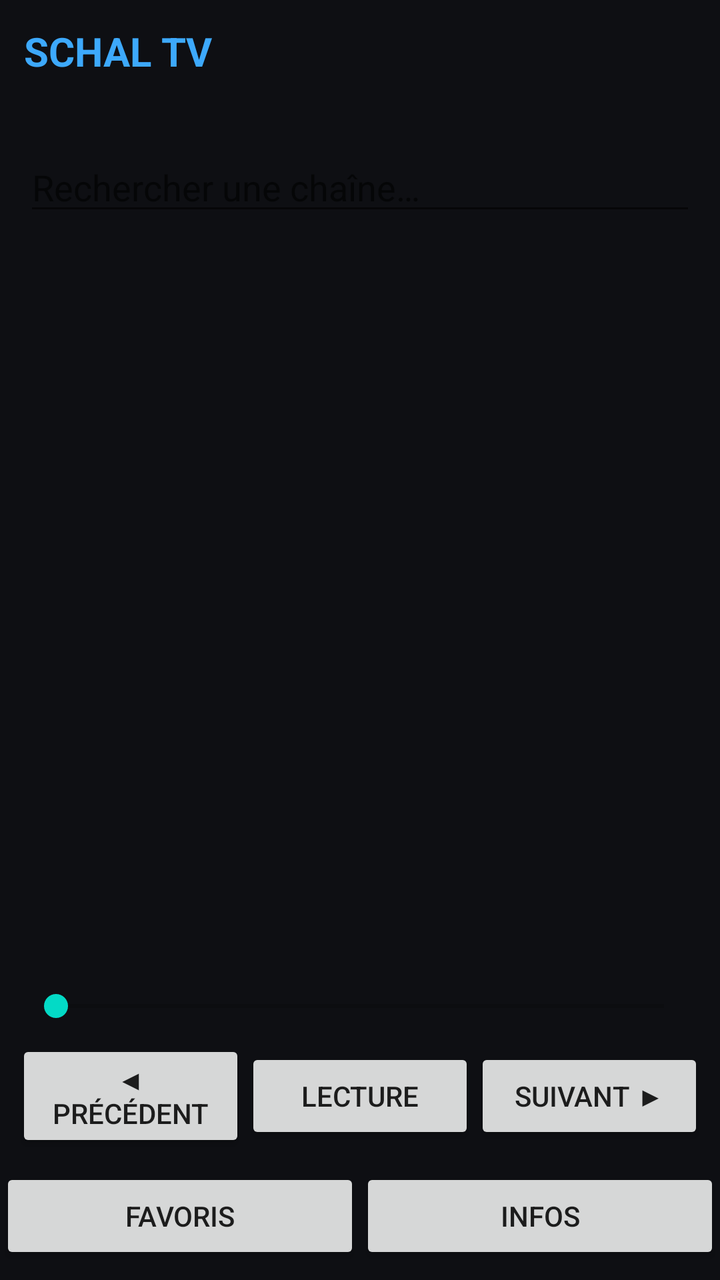
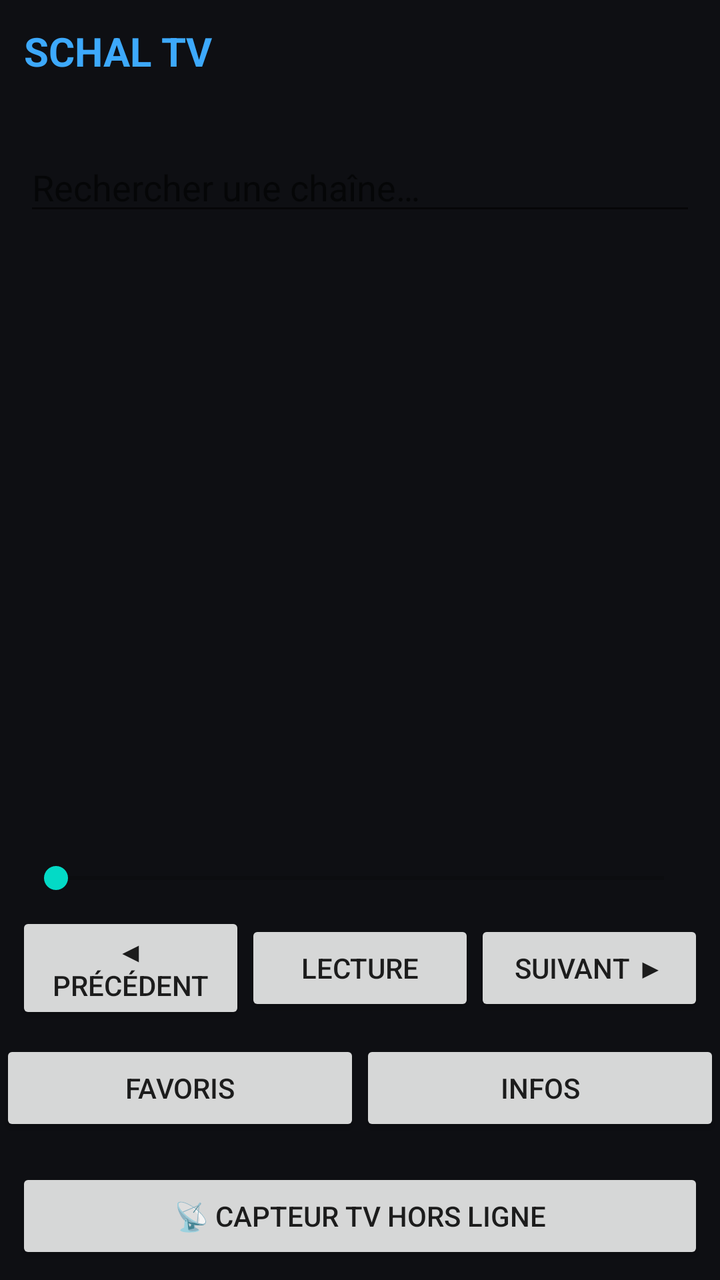

An Android layout rendered at two revisions. The XML below is the earlier revision; the diff shows what the commit changed to produce the second picture.
<!-- AndroidManifest.xml: application theme Theme.SchalTV -->
<!-- res/layout/activity_main.xml -->
<?xml version="1.0" encoding="utf-8"?>
<LinearLayout xmlns:android="http://schemas.android.com/apk/res/android"
    android:layout_width="match_parent"
    android:layout_height="match_parent"
    android:orientation="vertical"
    android:background="@color/schalBackground">

    <TextView
        android:id="@+id/appTitle"
        android:layout_width="wrap_content"
        android:layout_height="wrap_content"
        android:layout_margin="12dp"
        android:text="@string/app_name"
        android:textColor="@color/schalAccent"
        android:textSize="20sp"
        android:textStyle="bold" />

    <TextView
        android:id="@+id/textConnectivityBanner"
        android:layout_width="match_parent"
        android:layout_height="wrap_content"
        android:paddingHorizontal="12dp"
        android:paddingBottom="4dp"
        android:textColor="@color/schalMuted"
        android:textSize="12sp" />

    <EditText
        android:id="@+id/searchInput"
        android:layout_width="match_parent"
        android:layout_height="wrap_content"
        android:layout_marginHorizontal="12dp"
        android:hint="@string/search_hint"
        android:inputType="text"
        android:importantForAutofill="no" />

    <TextView
        android:id="@+id/textNoContent"
        android:layout_width="match_parent"
        android:layout_height="wrap_content"
        android:gravity="center"
        android:padding="24dp"
        android:textColor="@color/schalMuted"
        android:visibility="gone" />

    <androidx.recyclerview.widget.RecyclerView
        android:id="@+id/recyclerChannels"
        android:layout_width="match_parent"
        android:layout_height="0dp"
        android:layout_weight="1"
        android:paddingHorizontal="8dp" />

    <SeekBar
        android:id="@+id/volumeSeekBar"
        android:layout_width="match_parent"
        android:layout_height="wrap_content"
        android:layout_marginHorizontal="12dp"
        android:max="100" />

    <LinearLayout
        android:layout_width="match_parent"
        android:layout_height="wrap_content"
        android:orientation="horizontal"
        android:gravity="center"
        android:padding="8dp">

        <Button
            android:id="@+id/btnPrevChannel"
            android:layout_width="0dp"
            android:layout_height="wrap_content"
            android:layout_weight="1"
            android:text="@string/prev_channel" />

        <Button
            android:id="@+id/btnPlay"
            android:layout_width="0dp"
            android:layout_height="wrap_content"
            android:layout_weight="1"
            android:text="@string/play" />

        <Button
            android:id="@+id/btnNextChannel"
            android:layout_width="0dp"
            android:layout_height="wrap_content"
            android:layout_weight="1"
            android:text="@string/next_channel" />
    </LinearLayout>

    <LinearLayout
        android:layout_width="match_parent"
        android:layout_height="wrap_content"
        android:orientation="horizontal"
        android:gravity="center"
        android:paddingBottom="8dp">

        <Button
            android:id="@+id/btnFavoritesFilter"
            android:layout_width="0dp"
            android:layout_height="wrap_content"
            android:layout_weight="1"
            android:text="@string/favorites" />

        <Button
            android:id="@+id/btnInfo"
            android:layout_width="0dp"
            android:layout_height="wrap_content"
            android:layout_weight="1"
            android:text="@string/info" />
    </LinearLayout>

</LinearLayout>
<!-- resources referenced by this layout -->
<resources>
  <color name="schalAccent">#3DA9FC</color>
  <color name="schalBackground">#0E0F13</color>
  <color name="schalMuted">#9AA0A6</color>
  <string name="app_name">SCHAL TV</string>
  <string name="favorites">Favoris</string>
  <string name="info">Infos</string>
  <string name="next_channel">Suivant ▶</string>
  <string name="play">Lecture</string>
  <string name="prev_channel">◀ Précédent</string>
  <string name="search_hint">Rechercher une chaîne…</string>
  <style name="Theme.SchalTV" parent="Theme.MaterialComponents.DayNight.NoActionBar">
          <item name="colorPrimary">@color/schalAccent</item>
          <item name="colorPrimaryDark">@color/schalBackground</item>
          <item name="android:windowBackground">@color/schalBackground</item>
          <item name="android:windowAnimationStyle">@null</item>
      </style>
</resources>

<!-- the commit's change to res/layout/activity_main.xml (unified diff, before → after) -->
@@ -107,4 +107,12 @@
             android:text="@string/info" />
     </LinearLayout>
 
+
+    <Button
+        android:id="@+id/btnTvScanner"
+        android:layout_width="match_parent"
+        android:layout_height="wrap_content"
+        android:layout_margin="8dp"
+        android:text="📡 CAPTEUR TV HORS LIGNE"
+        android:textAllCaps="false" />
 </LinearLayout>
